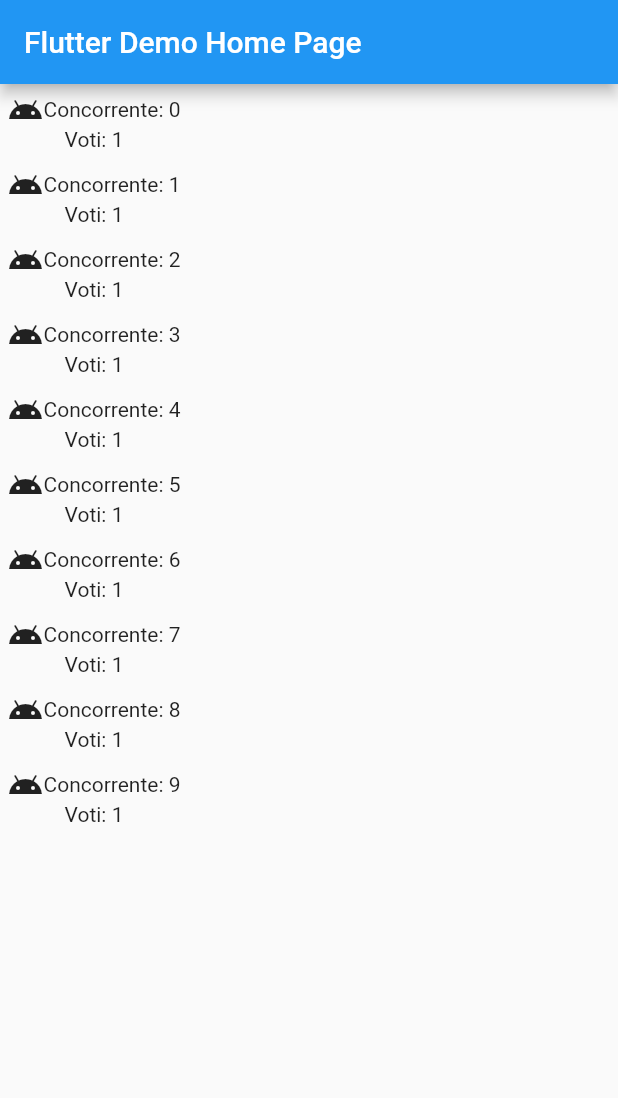
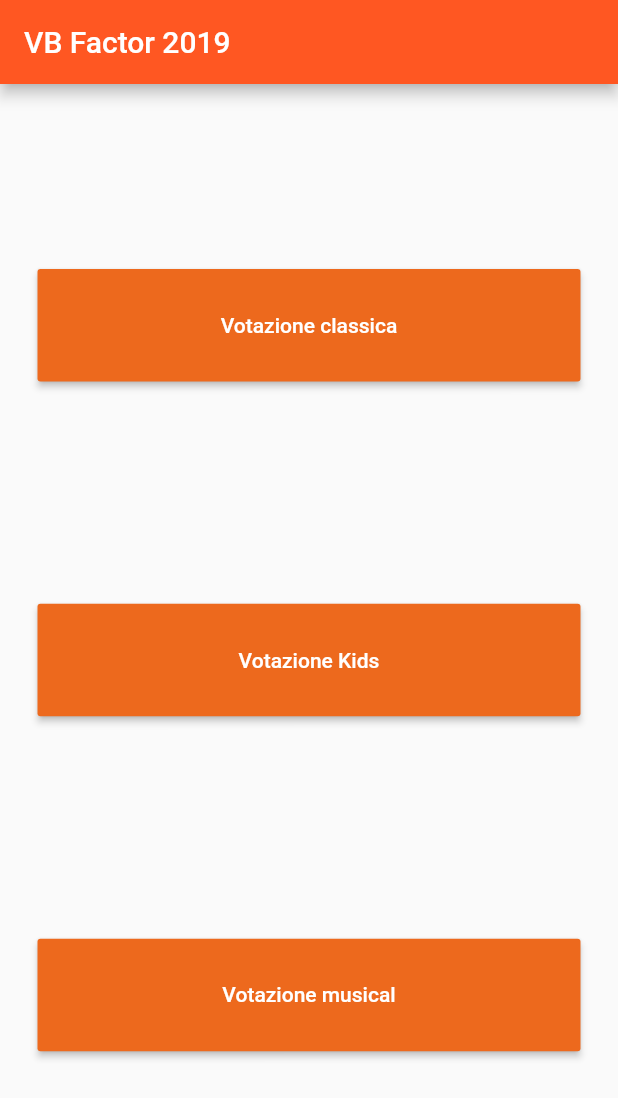
Before and after one commit to fabrizioddera/vbFactorFlutter, a Flutter app: the screen it shows after launch, on a phone screen of 412 x 824 dp. Shown: the top 1098 px of the screen. Run offline on Flutter 3.47's test engine with Material 2 defaults, Android fonts, the phone set to English and light mode, and no system bars; missing offline and left inert: sms.

Commit message:
Nuova gestione a pagine

```diff
--- a/lib/main.dart
+++ b/lib/main.dart
@@ -3,6 +3,8 @@ import 'package:sms/sms.dart';
 import 'concorrenti.dart';
 import 'smsReceiver.dart';
 import 'votingUtils.dart';
+import 'pages/classicVote.dart';
+import 'style.dart';
 
 void main() => runApp(MyApp());
 
@@ -11,20 +13,15 @@ class MyApp extends StatelessWidget {
   @override
   Widget build(BuildContext context) {
     return MaterialApp(
-      title: 'Flutter Demo',
+      title: 'VB Factor 2019',
       theme: ThemeData(
-        // This is the theme of your application.
-        //
-        // Try running your application with "flutter run". You'll see the
-        // application has a blue toolbar. Then, without quitting the app, try
-        // changing the primarySwatch below to Colors.green and then invoke
-        // "hot reload" (press "r" in the console where you ran "flutter run",
-        // or simply save your changes to "hot reload" in a Flutter IDE).
-        // Notice that the counter didn't reset back to zero; the application
-        // is not restarted.
-        primarySwatch: Colors.blue,
+        buttonTheme: ButtonThemeData(
+          minWidth: 200,
+          height: 75,
         ),
-      home: MyHomePage(title: 'Flutter Demo Home Page'),
+        primarySwatch: StyleVBFactor.getMainColorMaterial(),
+      ),
+      home: MyHomePage(title: 'VB Factor 2019'),
     );
   }
 }
@@ -52,13 +49,13 @@ class _MyHomePageState extends State<MyHomePage> {
   List<Concorrente> concorrentiBallo = Concorrente.returnListBallo();
 
   void incrementSMS(SmsMessage msg) {
-    if(msg.body != ''){
+    if (msg.body != '') {
       List<String> splitString = msg.body.split(new RegExp(' '));
-    if(splitString.length > 0 && splitString.length == 7){
+      if (splitString.length > 0 && splitString.length == 7) {
         String code = splitString[0];
-      if(VotingUtils.isCodeValid(code)){
+        if (VotingUtils.isCodeValid(code)) {
           int code1 = int.tryParse(splitString[1]);
-        if(code1 == null){
+          if (code1 == null) {
             return;
           }
         }
@@ -68,7 +65,7 @@ class _MyHomePageState extends State<MyHomePage> {
   }
 
   @override
-  void initState(){
+  void initState() {
     super.initState();
     VBSMSReciver.startListenToSMS(incrementSMS);
   }
@@ -88,32 +85,42 @@ class _MyHomePageState extends State<MyHomePage> {
           title: Text(widget.title),
         ),
         body: Center(
-          child: new ListView.builder(
-        itemCount: concorrentiCanto.length,
-        itemBuilder: (context, i) {
-          return new Container(
-              padding: new EdgeInsets.all(5.0),
-              child: new Row(children: <Widget>[
-                new Column(
+          child: new Column(
+            crossAxisAlignment: CrossAxisAlignment.stretch,
+            mainAxisAlignment: MainAxisAlignment.spaceEvenly,
             children: <Widget>[
-                    new Row(
-                      children: <Widget>[
-                        new Icon(Icons.android),
-                        new Text("Concorrente: "),
-                        new Text("$i"),
+              new Padding(
+                  padding: new EdgeInsets.all(25),
+                  child: new RaisedButton(
+                    textColor: Colors.white,
+                    color: StyleVBFactor.getMainColor(),
+                    child: new Text('Votazione classica'),
+                    onPressed: () {
+                      Navigator.push(
+                          context,
+                          MaterialPageRoute(
+                              builder: (context) => ClassicVote()));
+                    },
+                  )),
+              new Padding(
+                padding: new EdgeInsets.all(25),
+                child: new RaisedButton(
+                  textColor: Colors.white,
+                  color: StyleVBFactor.getMainColor(),
+                  child: new Text('Votazione Kids'),
+                  onPressed: () {},
+                ),
+              ),
+              new Padding(
+                  padding: new EdgeInsets.all(25),
+                  child: new RaisedButton(
+                    textColor: Colors.white,
+                    color: StyleVBFactor.getMainColor(),
+                    child: new Text('Votazione musical'),
+                    onPressed: () {},
+                  )),
             ],
           ),
-                    new Row(
-                      children: <Widget>[
-                        new Text("Voti: "),
-                        new Text(concorrentiCanto[i].voti.toString())
-                      ],
-                    )
-                  ],
-                )
-              ]));
-        },
-      )),
-    );
+        ));
   }
 }
--- /dev/null
+++ b/lib/style.dart
@@ -0,0 +1,12 @@
+import 'package:flutter/material.dart';
+
+class StyleVBFactor{
+
+  static Color getMainColor(){
+    return new Color.fromRGBO(237, 105, 29, 1.0);
+  }
+
+  static MaterialColor getMainColorMaterial(){
+    return Colors.deepOrange;
+  }
+}
```
Also changed, not shown: lib/pages/classicVote.dart (added, +91 -0 lines), lib/pages/kidsVote.dart (added), lib/pages/musicalVote.dart (added). Lines whose indentation alone changed are shown as unchanged.
